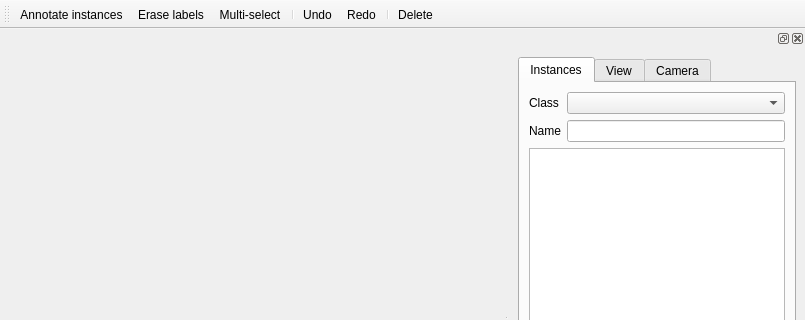
Before: the Qt Designer form splat_viewer/ui/main_window.ui in uc-vision/splat-viewer, drawn with Qt 5; both pictures show x 0 to 805 and y 0 to 320 of the 805 by 640 pixel window.
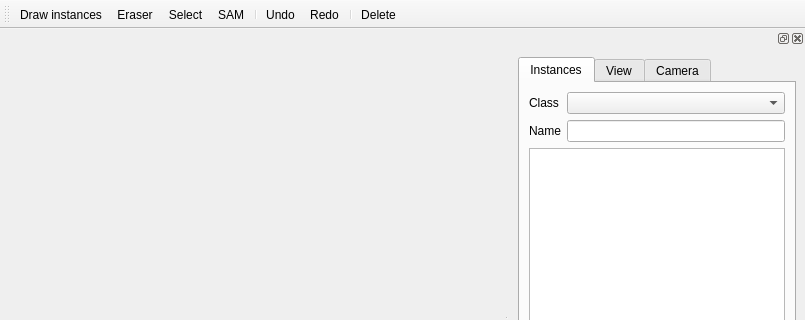
After: the same form once the commit is applied. Icons and pictures are not drawn.

What changed in the file:
```diff
--- a/splat_viewer/ui/main_window.ui
+++ b/splat_viewer/ui/main_window.ui
@@ -306,7 +306,7 @@
      <x>0</x>
      <y>0</y>
      <width>805</width>
-     <height>23</height>
+     <height>24</height>
     </rect>
    </property>
   </widget>
@@ -323,16 +323,17 @@
    <attribute name="toolBarBreak">
     <bool>false</bool>
    </attribute>
-   <addaction name="actionInstances"/>
-   <addaction name="actionErase_labels"/>
-   <addaction name="actionMulti_select"/>
+   <addaction name="actionDraw"/>
+   <addaction name="actionEraser"/>
+   <addaction name="actionSelect"/>
+   <addaction name="actionSAM"/>
    <addaction name="separator"/>
    <addaction name="actionUndo"/>
    <addaction name="actionRedo"/>
    <addaction name="separator"/>
    <addaction name="actionDelete"/>
   </widget>
-  <action name="actionInstances">
+  <action name="actionDraw">
    <property name="checkable">
     <bool>true</bool>
    </property>
@@ -341,18 +342,21 @@
      <normaloff>../../../../.designer/backup</normaloff>../../../../.designer/backup</iconset>
    </property>
    <property name="text">
-    <string>Annotate instances</string>
+    <string>Draw instances</string>
+   </property>
+   <property name="toolTip">
+    <string>Draw instances directly</string>
    </property>
   </action>
-  <action name="actionErase_labels">
+  <action name="actionEraser">
    <property name="checkable">
     <bool>true</bool>
    </property>
    <property name="text">
-    <string>Erase labels</string>
+    <string>Eraser</string>
    </property>
    <property name="toolTip">
-    <string>Erase labels</string>
+    <string>Eraser for labels</string>
    </property>
   </action>
   <action name="actionUndo">
@@ -371,12 +375,12 @@
     <string>Ctrl+Shift+Z</string>
    </property>
   </action>
-  <action name="actionMulti_select">
+  <action name="actionSelect">
    <property name="checkable">
     <bool>true</bool>
    </property>
    <property name="text">
-    <string>Multi-select</string>
+    <string>Select</string>
    </property>
    <property name="toolTip">
     <string>Select multiple</string>
@@ -393,6 +397,14 @@
     <string>Ctrl+D</string>
    </property>
   </action>
+  <action name="actionSAM">
+   <property name="text">
+    <string>SAM</string>
+   </property>
+   <property name="toolTip">
+    <string>Segment Anything</string>
+   </property>
+  </action>
  </widget>
  <resources/>
  <connections/>
```
